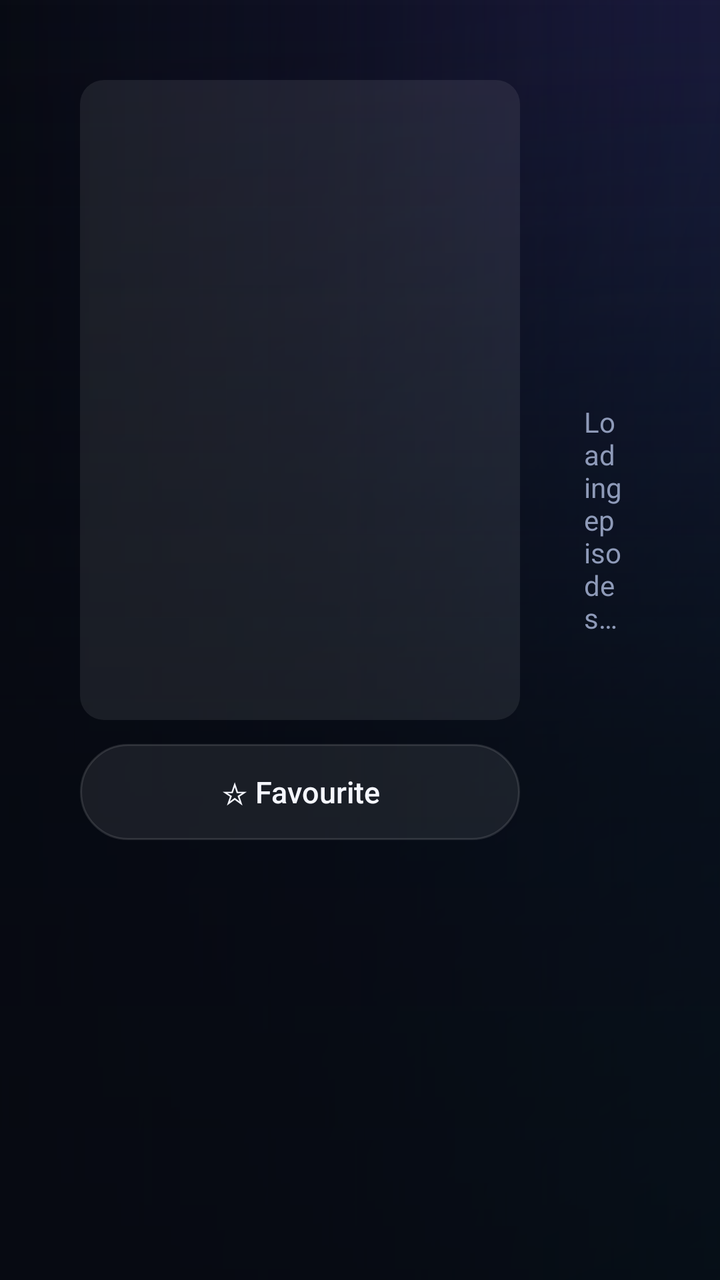
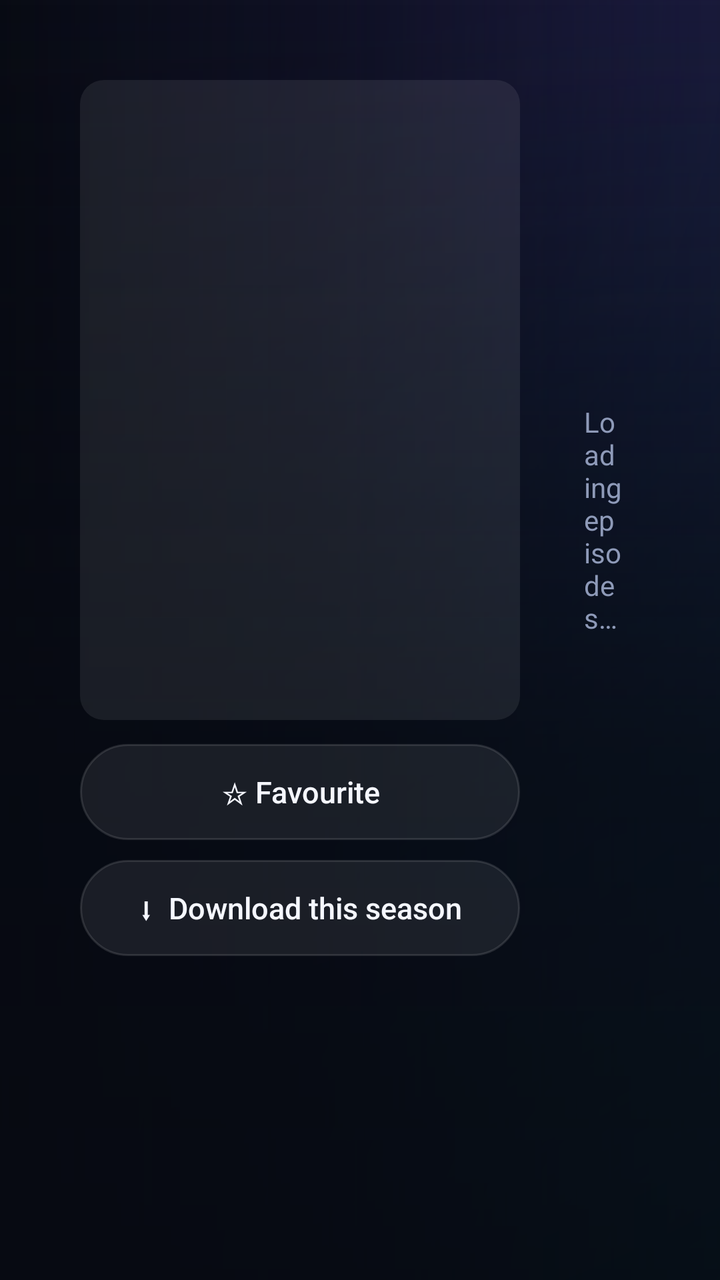

The first picture is an Android layout as it rendered before a commit; the second is the same layout after the commit. The layout source and the unified diff follow.
<!-- AndroidManifest.xml: application theme AppTheme -->
<!-- res/layout/activity_series_detail.xml -->
<?xml version="1.0" encoding="utf-8"?>
<FrameLayout xmlns:android="http://schemas.android.com/apk/res/android"
    android:layout_width="match_parent"
    android:layout_height="match_parent">

    <ImageView
        android:id="@+id/backdrop"
        android:layout_width="match_parent"
        android:layout_height="match_parent"
        android:alpha="0"
        android:scaleType="centerCrop" />

    <View
        android:layout_width="match_parent"
        android:layout_height="match_parent"
        android:background="@drawable/bg_hero_scrim_left"
        android:tag="mirror" />

    <View
        android:layout_width="match_parent"
        android:layout_height="match_parent"
        android:background="@drawable/bg_hero_scrim_bottom"
        android:alpha="0.8" />

<LinearLayout 
    android:layout_width="match_parent"
    android:layout_height="match_parent"
    android:orientation="horizontal"
    android:padding="40dp">

    <LinearLayout
        android:layout_width="220dp"
        android:layout_height="match_parent"
        android:orientation="vertical">

        <ImageView
            android:id="@+id/poster"
            android:background="@drawable/bg_round_clip"
            android:layout_width="220dp"
            android:layout_height="320dp"
            android:scaleType="centerCrop" />

        <Button
            android:id="@+id/btnFav"
            style="@style/Btn"
            android:layout_width="match_parent"
            android:layout_marginTop="12dp"
            android:layout_marginEnd="0dp"
            android:text="☆ Favourite" />

        <Button
            android:id="@+id/btnTrailer"
            style="@style/Btn"
            android:layout_width="match_parent"
            android:layout_marginTop="10dp"
            android:layout_marginEnd="0dp"
            android:text="▶  Trailer"
            android:visibility="gone" />
    </LinearLayout>

    <LinearLayout
        android:layout_width="0dp"
        android:layout_height="match_parent"
        android:layout_marginStart="24dp"
        android:layout_weight="1"
        android:orientation="vertical">

        <TextView
            android:id="@+id/title"
            style="@style/HeroTitle"
            android:textSize="34sp"
            android:layout_width="match_parent"
            android:layout_height="wrap_content" />

        <TextView
            android:id="@+id/meta"
            android:layout_width="match_parent"
            android:layout_height="wrap_content"
            android:layout_marginTop="4dp"
            android:textColor="@color/gold"
            android:textSize="14sp" />

        <TextView
            android:id="@+id/plot"
            android:layout_width="match_parent"
            android:layout_height="wrap_content"
            android:layout_marginTop="6dp"
            android:ellipsize="end"
            android:maxLines="3"
            android:textColor="@color/text_dim"
            android:textSize="14sp" />

        <androidx.recyclerview.widget.RecyclerView
            android:id="@+id/seasons"
            android:clipToPadding="false"
            android:clipChildren="false"
            android:padding="6dp"
            android:layout_width="match_parent"
            android:layout_height="48dp"
            android:layout_marginTop="12dp" />

        <TextView
            android:id="@+id/status"
            android:layout_width="match_parent"
            android:layout_height="wrap_content"
            android:padding="8dp"
            android:text="Loading episodes…"
            android:textColor="@color/text_dim" />

        <androidx.recyclerview.widget.RecyclerView
            android:id="@+id/episodes"
            android:clipToPadding="false"
            android:clipChildren="false"
            android:padding="6dp"
            android:layout_width="match_parent"
            android:layout_height="0dp"
            android:layout_weight="1" />
    </LinearLayout>
</LinearLayout>
</FrameLayout>
<!-- resources referenced by this layout -->
<resources>
  <color name="gold">#FFC548</color>
  <color name="text_dim">#8E9AB8</color>
  <!-- drawable bg_hero_scrim_bottom (drawable) -->
  <?xml version="1.0" encoding="utf-8"?>
  <shape xmlns:android="http://schemas.android.com/apk/res/android" android:shape="rectangle">
      <gradient android:angle="90" android:startColor="#FF070A12" android:centerY="0.42" android:centerColor="#E6070A12" android:endColor="#00070A12" />
  </shape>
  <!-- drawable bg_hero_scrim_left (drawable) -->
  <?xml version="1.0" encoding="utf-8"?>
  <shape xmlns:android="http://schemas.android.com/apk/res/android" android:shape="rectangle">
      <gradient android:angle="0" android:startColor="#FA070A12" android:centerX="0.45" android:centerColor="#B3070A12" android:endColor="#14070A12" />
  </shape>
  <!-- drawable bg_round_clip (drawable) -->
  <?xml version="1.0" encoding="utf-8"?>
  <shape xmlns:android="http://schemas.android.com/apk/res/android" android:shape="rectangle">
      <solid android:color="#14FFFFFF" />
      <corners android:radius="12dp" />
  </shape>
  <style name="HeroTitle">
          <item name="android:textColor">@color/text</item>
          <item name="android:textSize">40sp</item>
          <item name="android:fontFamily">sans-serif-black</item>
          <item name="android:letterSpacing">-0.01</item>
          <item name="android:shadowColor">#99000000</item>
          <item name="android:shadowRadius">12</item>
          <item name="android:shadowDy">2</item>
      </style>
  <color name="text">#F5F7FF</color>
  <color name="accent">#7C5CFF</color>
  <color name="accent2">#00D4FF</color>
  <color name="accent_dark">#5A3FE0</color>
  <color name="bg">#070A12</color>
  <style name="DialogTheme" parent="ThemeOverlay.AppCompat.Dialog.Alert">
          <item name="android:windowBackground">@drawable/bg_dialog</item>
          <item name="colorAccent">?attr/sbAccent2</item>
          <item name="colorControlActivated">?attr/sbAccent2</item>
          <item name="android:textColorPrimary">@color/text</item>
          <item name="android:textColor">@color/text</item>
          <item name="android:textColorSecondary">@color/text_dim</item>
          <item name="android:listSelector">@drawable/bg_row</item>
          <item name="buttonBarButtonStyle">@style/DialogButton</item>
      </style>
  <color name="glass">#14FFFFFF</color>
  <color name="glass_stroke">#1FFFFFFF</color>
  <!-- drawable bg_dialog (drawable) -->
  <?xml version="1.0" encoding="utf-8"?>
  <inset xmlns:android="http://schemas.android.com/apk/res/android" android:inset="16dp">
      <shape android:shape="rectangle">
          <gradient android:angle="270" android:startColor="#1A2236" android:endColor="#10152A" />
          <corners android:radius="22dp" />
          <stroke android:width="1dp" android:color="#337C5CFF" />
      </shape>
  </inset>
  <style name="DialogButton" parent="Widget.AppCompat.Button.ButtonBar.AlertDialog">
          <item name="android:textColor">?attr/sbAccent2</item>
          <item name="android:textAllCaps">false</item>
          <item name="android:textSize">16sp</item>
          <item name="android:background">@drawable/bg_button</item>
          <item name="android:layout_marginStart">8dp</item>
          <item name="android:paddingStart">20dp</item>
          <item name="android:paddingEnd">20dp</item>
      </style>
  <!-- unchanged entries left out for length: 5 -->
</resources>

<!-- the commit's change to res/layout/activity_series_detail.xml (unified diff, before → after) -->
@@ -47,6 +47,14 @@
             android:layout_marginTop="12dp"
             android:layout_marginEnd="0dp"
             android:text="☆ Favourite" />
+
+        <Button
+            android:id="@+id/btnDownload"
+            style="@style/Btn"
+            android:layout_width="match_parent"
+            android:layout_marginTop="10dp"
+            android:layout_marginEnd="0dp"
+            android:text="⬇  Download this season" />
 
         <Button
             android:id="@+id/btnTrailer"
